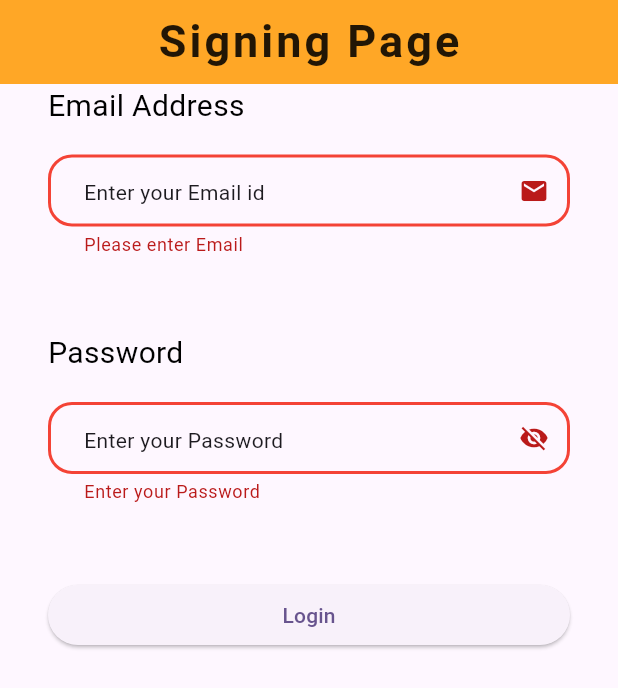
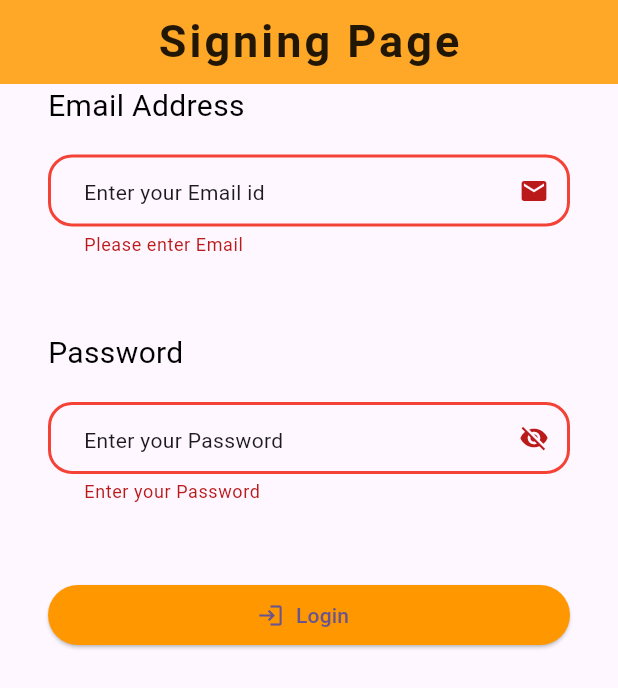
Before and after one commit to Ratndeep1999/database_practice, a Flutter app: the screen it shows after launch, after a tap on "Login", on a phone screen of 412 x 824 dp. Shown: the top 688 px of the screen. Run offline on Flutter 3.47's test engine with Material 3 defaults, Android fonts, the phone set to English and light mode, and no system bars; accounts and stored records are empty.

Commit message:
icon and background color add in login button

```diff
--- a/lib/signing_page.dart
+++ b/lib/signing_page.dart
@@ -101,13 +101,13 @@ class _SigningPageState extends State<SigningPage> {
                 /// Login Button
                 SizedBox(
                   width: double.infinity,
-                  child: ElevatedButton(
-                    onPressed: (){
-                      FocusScope.of(context).unfocus();
-                      _formKey.currentState!.validate();
-                    },
-                    child: Text('Login'),
-                  ),
+                  child: ElevatedButton.icon(
+                    onPressed: () { _formKey.currentState!.validate(); },
+                    label: Text('Login'),
+                    icon: Icon(Icons.login),
+                    style: ElevatedButton.styleFrom(
+                    backgroundColor: Colors.orange,),
+                  )
                 )
               ],
             ),
```
